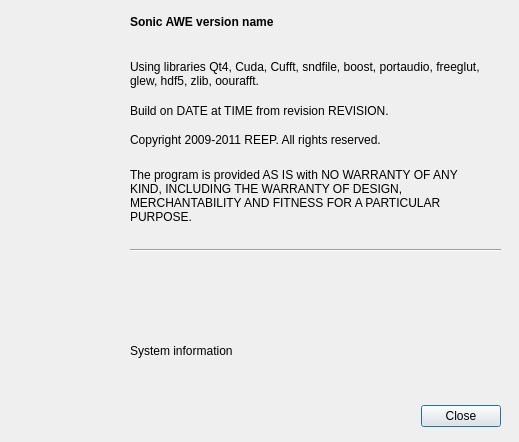
gustafsson/freq, file tools/aboutdialog.ui: the form before one commit.
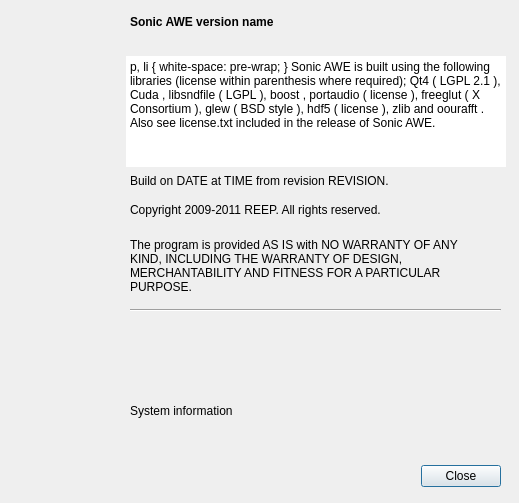
The form after the commit. Icons and pictures are not drawn.

Commit message: License information in about dialog

The edit to the form file:
```diff
--- a/tools/aboutdialog.ui
+++ b/tools/aboutdialog.ui
@@ -7,7 +7,7 @@
     <x>0</x>
     <y>0</y>
     <width>519</width>
-    <height>442</height>
+    <height>503</height>
    </rect>
   </property>
   <property name="windowTitle">
@@ -17,7 +17,7 @@
    <property name="geometry">
     <rect>
      <x>30</x>
-     <y>400</y>
+     <y>460</y>
      <width>471</width>
      <height>32</height>
     </rect>
@@ -70,30 +70,11 @@
     <bool>true</bool>
    </property>
   </widget>
-  <widget class="QLabel" name="label_3">
-   <property name="geometry">
-    <rect>
-     <x>130</x>
-     <y>60</y>
-     <width>361</width>
-     <height>31</height>
-    </rect>
-   </property>
-   <property name="text">
-    <string>Using libraries Qt4, Cuda, Cufft, sndfile, boost, portaudio, freeglut, glew, hdf5, zlib, oourafft.</string>
-   </property>
-   <property name="alignment">
-    <set>Qt::AlignLeading|Qt::AlignLeft|Qt::AlignTop</set>
-   </property>
-   <property name="wordWrap">
-    <bool>true</bool>
-   </property>
-  </widget>
   <widget class="QLabel" name="labelTimestamp">
    <property name="geometry">
     <rect>
      <x>130</x>
-     <y>100</y>
+     <y>170</y>
      <width>381</width>
      <height>21</height>
     </rect>
@@ -109,7 +90,7 @@
    <property name="geometry">
     <rect>
      <x>130</x>
-     <y>130</y>
+     <y>200</y>
      <width>371</width>
      <height>20</height>
     </rect>
@@ -122,7 +103,7 @@
    <property name="geometry">
     <rect>
      <x>130</x>
-     <y>160</y>
+     <y>230</y>
      <width>361</width>
      <height>71</height>
     </rect>
@@ -138,7 +119,7 @@
    <property name="geometry">
     <rect>
      <x>130</x>
-     <y>240</y>
+     <y>300</y>
      <width>371</width>
      <height>21</height>
     </rect>
@@ -151,7 +132,7 @@
    <property name="geometry">
     <rect>
      <x>130</x>
-     <y>270</y>
+     <y>330</y>
      <width>371</width>
      <height>161</height>
     </rect>
@@ -160,6 +141,44 @@
     <string>System information</string>
    </property>
   </widget>
+  <widget class="QTextEdit" name="textEdit">
+   <property name="geometry">
+    <rect>
+     <x>126</x>
+     <y>56</y>
+     <width>380</width>
+     <height>111</height>
+    </rect>
+   </property>
+   <property name="frameShape">
+    <enum>QFrame::NoFrame</enum>
+   </property>
+   <property name="verticalScrollBarPolicy">
+    <enum>Qt::ScrollBarAlwaysOff</enum>
+   </property>
+   <property name="horizontalScrollBarPolicy">
+    <enum>Qt::ScrollBarAlwaysOff</enum>
+   </property>
+   <property name="undoRedoEnabled">
+    <bool>false</bool>
+   </property>
+   <property name="readOnly">
+    <bool>true</bool>
+   </property>
+   <property name="html">
+    <string>&lt;!DOCTYPE HTML PUBLIC &quot;-//W3C//DTD HTML 4.0//EN&quot; &quot;http://www.w3.org/TR/REC-html40/strict.dtd&quot;&gt;
+&lt;html&gt;&lt;head&gt;&lt;meta name=&quot;qrichtext&quot; content=&quot;1&quot; /&gt;&lt;style type=&quot;text/css&quot;&gt;
+p, li { white-space: pre-wrap; }
+&lt;/style&gt;&lt;/head&gt;&lt;body style=&quot; font-family:'Sans'; font-size:10pt; font-weight:400; font-style:normal;&quot;&gt;
+&lt;table border=&quot;0&quot; style=&quot;-qt-table-type: root; margin-top:4px; margin-bottom:4px; margin-left:4px; margin-right:4px;&quot;&gt;
+&lt;tr&gt;
+&lt;td style=&quot;border: none;&quot;&gt;
+&lt;p style=&quot; margin-top:0px; margin-bottom:0px; margin-left:0px; margin-right:0px; -qt-block-indent:0; text-indent:0px;&quot;&gt;Sonic AWE is built using the following libraries (license within parenthesis where required); &lt;a href=&quot;http://qt.nokia.com/&quot;&gt;&lt;span style=&quot; text-decoration: underline; color:#0000ff;&quot;&gt;Qt4&lt;/span&gt;&lt;/a&gt; (&lt;a href=&quot;http://www.gnu.org/licenses/lgpl-2.1.html&quot;&gt;&lt;span style=&quot; text-decoration: underline; color:#0000ff;&quot;&gt;LGPL 2.1&lt;/span&gt;&lt;/a&gt;), &lt;a href=&quot;http://www.nvidia.com/object/cuda_home.html&quot;&gt;&lt;span style=&quot; text-decoration: underline; color:#0000ff;&quot;&gt;Cuda&lt;/span&gt;&lt;/a&gt;, &lt;a href=&quot;http://www.mega-nerd.com/libsndfile/&quot;&gt;&lt;span style=&quot; text-decoration: underline; color:#0000ff;&quot;&gt;libsndfile&lt;/span&gt;&lt;/a&gt; (&lt;a href=&quot;http://www.gnu.org/copyleft/lesser.html&quot;&gt;&lt;span style=&quot; text-decoration: underline; color:#0000ff;&quot;&gt;LGPL&lt;/span&gt;&lt;/a&gt;), &lt;a href=&quot;http://www.boost.org/&quot;&gt;&lt;span style=&quot; text-decoration: underline; color:#0000ff;&quot;&gt;boost&lt;/span&gt;&lt;/a&gt;, &lt;a href=&quot;http://www.portaudio.com/&quot;&gt;&lt;span style=&quot; text-decoration: underline; color:#0000ff;&quot;&gt;portaudio&lt;/span&gt;&lt;/a&gt; (&lt;a href=&quot;http://www.portaudio.com/license.html&quot;&gt;&lt;span style=&quot; text-decoration: underline; color:#0000ff;&quot;&gt;license&lt;/span&gt;&lt;/a&gt;), &lt;a href=&quot;http://freeglut.sourceforge.net/&quot;&gt;&lt;span style=&quot; text-decoration: underline; color:#0000ff;&quot;&gt;freeglut&lt;/span&gt;&lt;/a&gt; (&lt;a href=&quot;http://www.xfree86.org/3.3.6/COPYRIGHT2.html#3&quot;&gt;&lt;span style=&quot; text-decoration: underline; color:#0000ff;&quot;&gt;X Consortium&lt;/span&gt;&lt;/a&gt;), &lt;a href=&quot;http://glew.sourceforge.net/&quot;&gt;&lt;span style=&quot; text-decoration: underline; color:#0000ff;&quot;&gt;glew&lt;/span&gt;&lt;/a&gt; (&lt;a href=&quot;http://glew.sourceforge.net/glew.txt&quot;&gt;&lt;span style=&quot; text-decoration: underline; color:#0000ff;&quot;&gt;BSD style&lt;/span&gt;&lt;/a&gt;), &lt;a href=&quot;http://www.hdfgroup.org/HDF5/&quot;&gt;&lt;span style=&quot; text-decoration: underline; color:#0000ff;&quot;&gt;hdf5&lt;/span&gt;&lt;/a&gt; (&lt;a href=&quot;http://www.hdfgroup.org/HDF5/doc/Copyright.html&quot;&gt;&lt;span style=&quot; text-decoration: underline; color:#0000ff;&quot;&gt;license&lt;/span&gt;&lt;/a&gt;), &lt;a href=&quot;http://www.zlib.net/&quot;&gt;&lt;span style=&quot; text-decoration: underline; color:#0000ff;&quot;&gt;zlib&lt;/span&gt;&lt;/a&gt; and &lt;a href=&quot;http://www.kurims.kyoto-u.ac.jp/~ooura/fft.html&quot;&gt;&lt;span style=&quot; text-decoration: underline; color:#0000ff;&quot;&gt;oourafft&lt;/span&gt;&lt;/a&gt;. Also see &lt;a href=&quot;file:///usr/share/sonicawe/license/license.txt&quot;&gt;&lt;span style=&quot; text-decoration: underline; color:#0000ff;&quot;&gt;license.txt&lt;/span&gt;&lt;/a&gt; included in the release of Sonic AWE.&lt;/p&gt;&lt;/td&gt;&lt;/tr&gt;&lt;/table&gt;&lt;/body&gt;&lt;/html&gt;</string>
+   </property>
+   <property name="textInteractionFlags">
+    <set>Qt::LinksAccessibleByKeyboard|Qt::LinksAccessibleByMouse</set>
+   </property>
+  </widget>
   <zorder>labelSystem</zorder>
   <zorder>buttonBox</zorder>
   <zorder>label</zorder>
```
Left out of the diff: 2 changed lines with no effect on the pictures. The commit also changes 1 other file.
